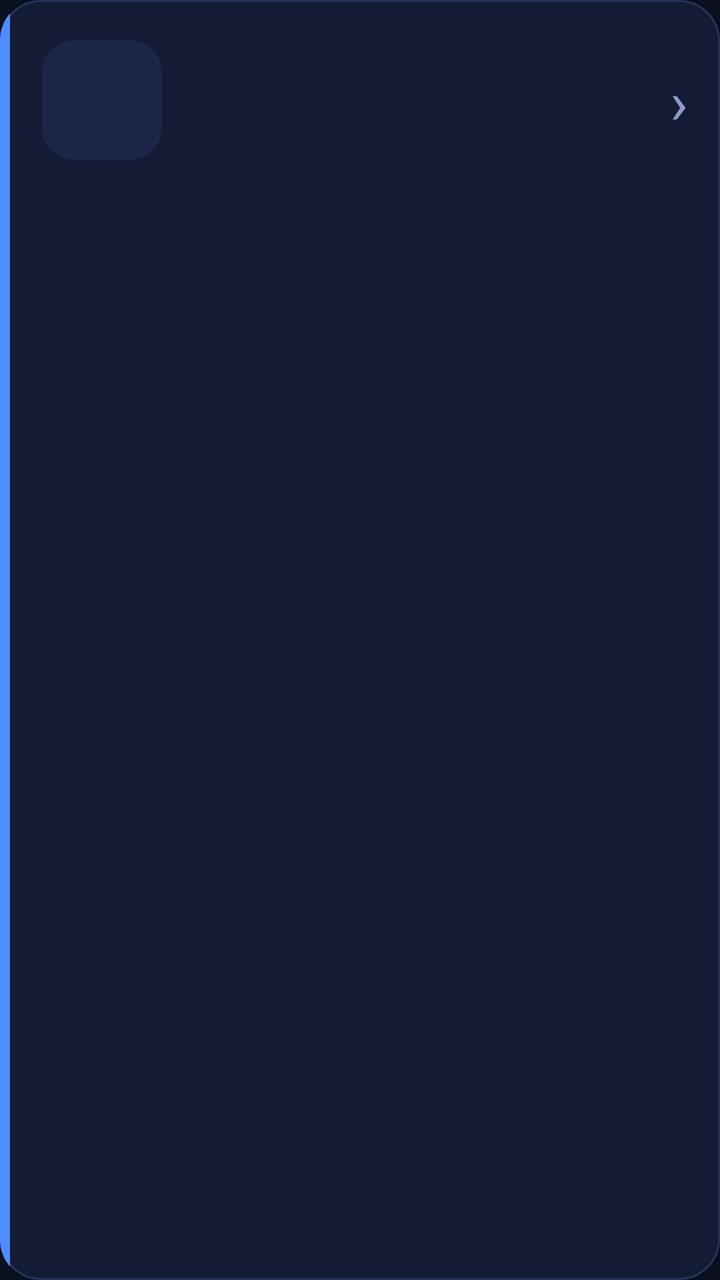
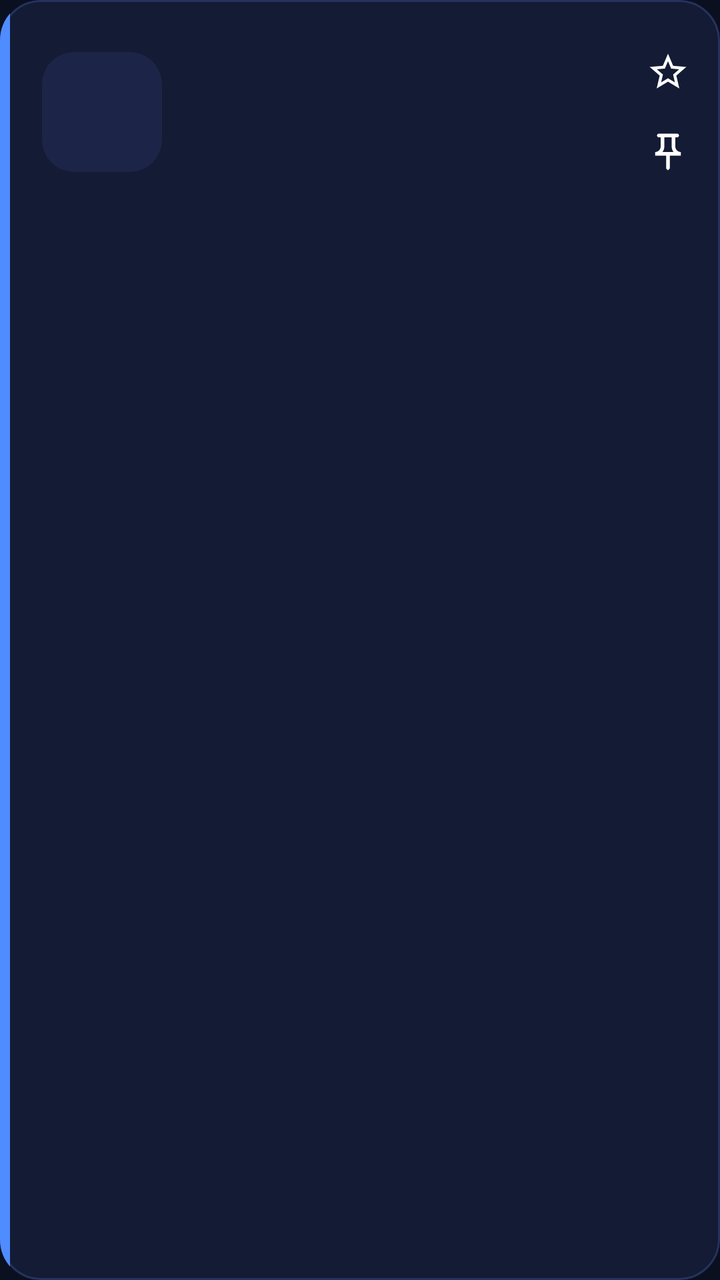

Two renders of the same Android screen: before a commit and after it. Below are the layout's source before the change and the commit's diff.
<!-- AndroidManifest.xml: application theme Theme.RajHub -->
<!-- res/layout/item_app.xml -->
<?xml version="1.0" encoding="utf-8"?>
<LinearLayout xmlns:android="http://schemas.android.com/apk/res/android"
    android:layout_width="match_parent"
    android:layout_height="wrap_content"
    android:layout_marginBottom="14dp"
    android:background="@drawable/card_bg"
    android:clickable="true"
    android:clipToOutline="true"
    android:focusable="true"
    android:foreground="?android:attr/selectableItemBackground"
    android:orientation="horizontal">

    <View
        android:id="@+id/stripe"
        android:layout_width="5dp"
        android:layout_height="match_parent"
        android:background="@color/accent" />

    <LinearLayout
        android:layout_width="0dp"
        android:layout_height="wrap_content"
        android:layout_weight="1"
        android:gravity="center_vertical"
        android:orientation="horizontal"
        android:padding="16dp">

        <ImageView
            android:id="@+id/icon"
            android:layout_width="60dp"
            android:layout_height="60dp"
            android:background="@drawable/icon_bg"
            android:clipToOutline="true"
            android:contentDescription="@null"
            android:scaleType="centerCrop" />

        <LinearLayout
            android:layout_width="0dp"
            android:layout_height="wrap_content"
            android:layout_marginStart="14dp"
            android:layout_weight="1"
            android:orientation="vertical">

            <TextView
                android:id="@+id/name"
                android:layout_width="wrap_content"
                android:layout_height="wrap_content"
                android:fontFamily="sans-serif-medium"
                android:textColor="@color/text"
                android:textSize="18sp" />

            <TextView
                android:id="@+id/desc"
                android:layout_width="wrap_content"
                android:layout_height="wrap_content"
                android:layout_marginTop="2dp"
                android:ellipsize="end"
                android:maxLines="2"
                android:textColor="@color/sub"
                android:textSize="13sp" />

            <TextView
                android:id="@+id/status"
                android:layout_width="wrap_content"
                android:layout_height="wrap_content"
                android:layout_marginTop="8dp"
                android:textSize="12sp" />

            <ProgressBar
                android:id="@+id/progress"
                style="?android:attr/progressBarStyleHorizontal"
                android:layout_width="match_parent"
                android:layout_height="4dp"
                android:layout_marginTop="8dp"
                android:max="100"
                android:visibility="gone" />
        </LinearLayout>

        <TextView
            android:layout_width="wrap_content"
            android:layout_height="wrap_content"
            android:layout_marginStart="8dp"
            android:text="›"
            android:textColor="@color/sub"
            android:textSize="30sp" />
    </LinearLayout>
</LinearLayout>
<!-- resources referenced by this layout -->
<resources>
  <color name="accent">#4F8CFF</color>
  <color name="sub">#8F9BCB</color>
  <color name="text">#EEF1FF</color>
  <!-- drawable card_bg (drawable) -->
  <?xml version="1.0" encoding="utf-8"?>
  <shape xmlns:android="http://schemas.android.com/apk/res/android"
      android:shape="rectangle">
      <solid android:color="@color/surface" />
      <corners android:radius="20dp" />
      <stroke
          android:width="1dp"
          android:color="@color/border" />
  </shape>
  <!-- drawable icon_bg (drawable) -->
  <?xml version="1.0" encoding="utf-8"?>
  <shape xmlns:android="http://schemas.android.com/apk/res/android"
      android:shape="rectangle">
      <solid android:color="@color/surface2" />
      <corners android:radius="16dp" />
  </shape>
  <style name="Theme.RajHub" parent="Theme.AppCompat.NoActionBar">
          <item name="android:windowBackground">@color/bg</item>
          <item name="android:statusBarColor">@color/bg</item>
          <item name="android:navigationBarColor">@color/bg</item>
          <item name="android:windowLightStatusBar">false</item>
          <item name="android:textColorPrimary">@color/text</item>
          <item name="colorAccent">@color/accent</item>
          <item name="android:windowSplashScreenBackground">@color/bg</item>
      </style>
  <color name="surface">#141B34</color>
  <color name="border">#26325E</color>
  <color name="surface2">#1C2547</color>
  <color name="bg">#0B1020</color>
</resources>

<!-- the commit's change to res/layout/item_app.xml (unified diff, before → after) -->
@@ -22,7 +22,10 @@
         android:layout_weight="1"
         android:gravity="center_vertical"
         android:orientation="horizontal"
-        android:padding="16dp">
+        android:paddingStart="16dp"
+        android:paddingTop="16dp"
+        android:paddingBottom="16dp"
+        android:paddingEnd="6dp">
 
         <ImageView
             android:id="@+id/icon"
@@ -44,7 +47,9 @@
                 android:id="@+id/name"
                 android:layout_width="wrap_content"
                 android:layout_height="wrap_content"
+                android:ellipsize="end"
                 android:fontFamily="sans-serif-medium"
+                android:maxLines="1"
                 android:textColor="@color/text"
                 android:textSize="18sp" />
 
@@ -75,12 +80,32 @@
                 android:visibility="gone" />
         </LinearLayout>
 
-        <TextView
+        <LinearLayout
             android:layout_width="wrap_content"
             android:layout_height="wrap_content"
-            android:layout_marginStart="8dp"
-            android:text="›"
-            android:textColor="@color/sub"
-            android:textSize="30sp" />
+            android:orientation="vertical">
+
+            <ImageView
+                android:id="@+id/favBtn"
+                android:layout_width="40dp"
+                android:layout_height="40dp"
+                android:background="?android:attr/selectableItemBackgroundBorderless"
+                android:clickable="true"
+                android:contentDescription="Favorite"
+                android:focusable="true"
+                android:padding="9dp"
+                android:src="@drawable/ic_star_off" />
+
+            <ImageView
+                android:id="@+id/pinBtn"
+                android:layout_width="40dp"
+                android:layout_height="40dp"
+                android:background="?android:attr/selectableItemBackgroundBorderless"
+                android:clickable="true"
+                android:contentDescription="Pin to top"
+                android:focusable="true"
+                android:padding="9dp"
+                android:src="@drawable/ic_pin_off" />
+        </LinearLayout>
     </LinearLayout>
 </LinearLayout>
<!-- resource entries referenced after the edit -->
@@ -13,6 +13,28 @@
           android:width="1dp"
           android:color="@color/border" />
   </shape>
+  <!-- drawable ic_pin_off (drawable) -->
+  <?xml version="1.0" encoding="utf-8"?>
+  <vector xmlns:android="http://schemas.android.com/apk/res/android"
+      android:width="24dp"
+      android:height="24dp"
+      android:viewportWidth="24"
+      android:viewportHeight="24">
+      <path
+          android:fillColor="#FFFFFFFF"
+          android:pathData="M14,4v5c0,1.12 0.37,2.16 1,3H9c0.65,-0.86 1,-1.9 1,-3V4H14M17,2H7C6.45,2 6,2.45 6,3s0.45,1 1,1l1,0v5c0,1.66 -1.34,3 -3,3v2h5.97v7l1,1 1,-1v-7H19v-2c-1.66,0 -3,-1.34 -3,-3V4l1,0c0.55,0 1,-0.45 1,-1S17.55,2 17,2z" />
+  </vector>
+  <!-- drawable ic_star_off (drawable) -->
+  <?xml version="1.0" encoding="utf-8"?>
+  <vector xmlns:android="http://schemas.android.com/apk/res/android"
+      android:width="24dp"
+      android:height="24dp"
+      android:viewportWidth="24"
+      android:viewportHeight="24">
+      <path
+          android:fillColor="#FFFFFFFF"
+          android:pathData="M22,9.24l-7.19,-0.62L12,2 9.19,8.62 2,9.24l5.46,4.73L5.82,21 12,17.27 18.18,21l-1.63,-7.03L22,9.24zM12,15.4l-3.76,2.27 1,-4.28 -3.32,-2.88 4.38,-0.38L12,6.1l1.71,4.04 4.38,0.38 -3.32,2.88 1,4.28L12,15.4z" />
+  </vector>
   <!-- drawable icon_bg (drawable) -->
   <?xml version="1.0" encoding="utf-8"?>
   <shape xmlns:android="http://schemas.android.com/apk/res/android"
